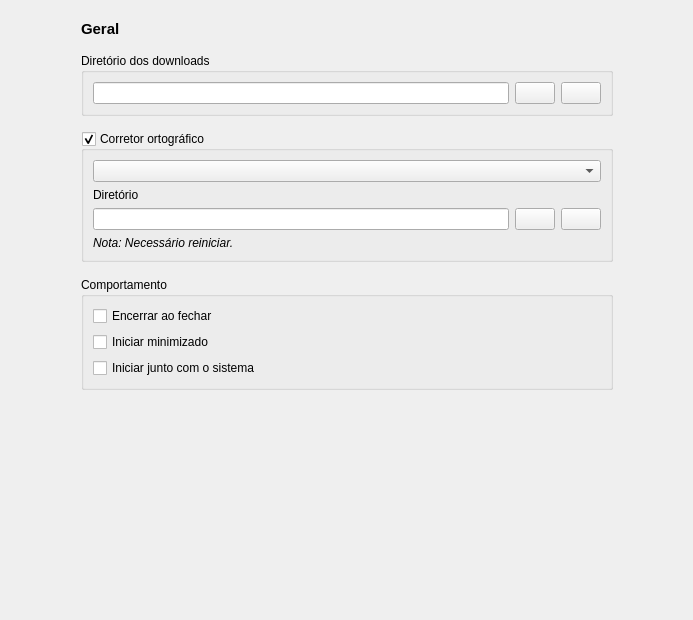
Qt form zapzap/ui/ui_page_general.ui (rafatosta/zapzap) before a commit.
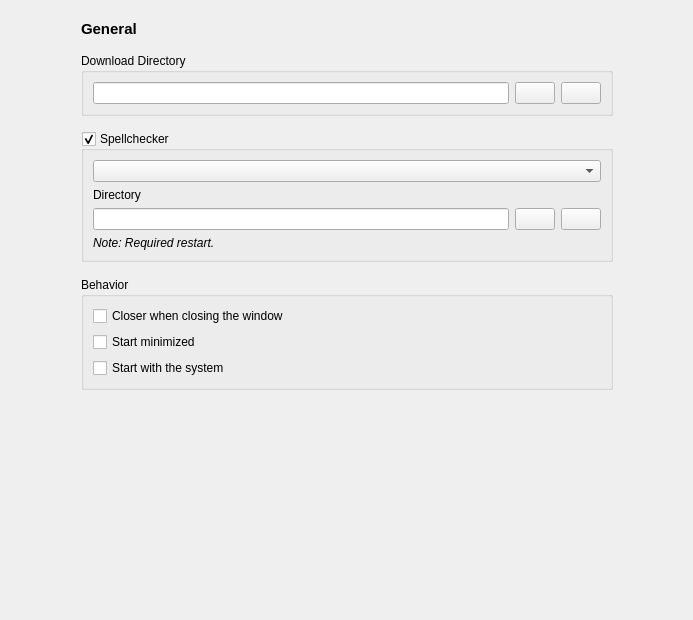
The same form after that commit.

Patch:
```diff
--- a/zapzap/ui/ui_page_general.ui
+++ b/zapzap/ui/ui_page_general.ui
@@ -56,14 +56,14 @@
            </font>
           </property>
           <property name="text">
-           <string>Geral</string>
+           <string>General</string>
           </property>
          </widget>
         </item>
         <item>
          <widget class="QGroupBox" name="groupBox_3">
           <property name="title">
-           <string>Diretório dos downloads</string>
+           <string>Download Directory</string>
           </property>
           <layout class="QGridLayout" name="gridLayout_2">
            <item row="0" column="0">
@@ -93,7 +93,7 @@
         <item>
          <widget class="QGroupBox" name="groupBox">
           <property name="title">
-           <string>Corretor ortográfico</string>
+           <string>Spellchecker</string>
           </property>
           <property name="checkable">
            <bool>true</bool>
@@ -102,7 +102,7 @@
            <item row="1" column="0">
             <widget class="QLabel" name="label_2">
              <property name="text">
-              <string>Diretório</string>
+              <string>Directory</string>
              </property>
             </widget>
            </item>
@@ -138,7 +138,7 @@
               </font>
              </property>
              <property name="text">
-              <string>Nota: Necessário reiniciar.</string>
+              <string>Note: Required restart.</string>
              </property>
             </widget>
            </item>
@@ -148,27 +148,27 @@
         <item>
          <widget class="QGroupBox" name="groupBox_2">
           <property name="title">
-           <string>Comportamento</string>
+           <string>Behavior</string>
           </property>
           <layout class="QVBoxLayout" name="verticalLayout">
            <item>
             <widget class="QCheckBox" name="btn_quit_in_close">
              <property name="text">
-              <string>Encerrar ao fechar</string>
+              <string>Closer when closing the window</string>
              </property>
             </widget>
            </item>
            <item>
             <widget class="QCheckBox" name="btn_start_background">
              <property name="text">
-              <string>Iniciar minimizado</string>
+              <string>Start minimized</string>
              </property>
             </widget>
            </item>
            <item>
             <widget class="QCheckBox" name="btn_start_system">
              <property name="text">
-              <string>Iniciar junto com o sistema</string>
+              <string>Start with the system</string>
              </property>
             </widget>
            </item>
```
